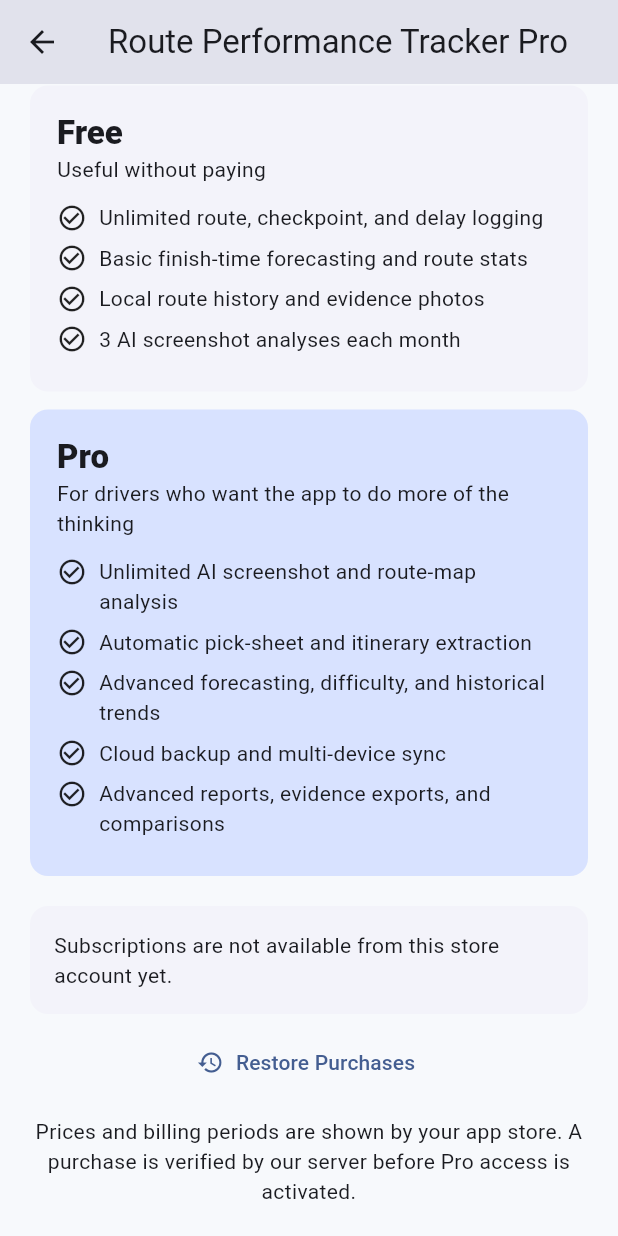
After one commit to halldustin54dh-cmd/route-performance-tracker, a Flutter app: the PaywallScreen screen opened directly, scrolled down 285 dp, after a tap on "Restore Purchases", on a phone screen of 412 x 824 dp. The commit adds this screen. Run offline on Flutter 3.47's test engine with Material 3 defaults, Android fonts, the phone set to English and light mode, and no system bars; our stand-ins replace image_picker, in_app_purchase, sqflite, supabase_flutter; missing offline and left inert: google_mlkit_text_recognition; accounts and stored records are empty.

Commit message:
Add accounts, Pro subscriptions, cloud backup, and pricing foundation
* Add entitlement model

* Add Supabase account service

* Add mobile subscription service

* Add account and sign-in screen

* Add Pro subscription paywall

* Add account and billing dependencies

* Initialize account and subscription services

* Add Supabase cloud schema and RLS policies

* Add server-backed entitlement reader

* Add Account tab to main navigation

* Test entitlement expiration behavior

* Add backend auth and Play verification dependencies

* Add server-side Google Play subscription verification

* Add client purchase verification service

* Verify store purchase before granting and acknowledging Pro

* Validate purchase verification endpoint in CI

* Use modern Supabase publishable key

* Fix async context analyzer warnings

* Configure production Supabase client defaults

* Reject expired Pro entitlements

* Show subscription verification results in paywall

* Add explicit Supabase route backup service

* Add manual cloud backup action to account

* Pass repository into account screen

* Report subscription verification readiness

* Add free AI usage policy and Pro-aware vision limits

* Polish Free versus Pro paywall

* Clarify account and Pro feature status

* Polish product metadata for 0.6

* Lock Pro pricing strategy

```diff
--- a/lib/main.dart
+++ b/lib/main.dart
@@ -1,10 +1,14 @@
 import 'package:flutter/material.dart';
 import 'screens/home_screen.dart';
+import 'services/account_service.dart';
 import 'services/route_repository.dart';
+import 'services/subscription_service.dart';
 
 Future<void> main() async {
   WidgetsFlutterBinding.ensureInitialized();
   await RouteRepository.instance.init();
+  await AccountService.instance.initialize();
+  await SubscriptionService.instance.initialize();
   runApp(const RoutePerformanceTrackerApp());
 }
 
--- /dev/null
+++ b/lib/models/user_entitlement.dart
@@ -0,0 +1,20 @@
+enum EntitlementTier { free, pro }
+
+class UserEntitlement {
+  const UserEntitlement({
+    required this.tier,
+    this.provider,
+    this.productId,
+    this.expiresAt,
+  });
+
+  final EntitlementTier tier;
+  final String? provider;
+  final String? productId;
+  final DateTime? expiresAt;
+
+  bool get isPro => tier == EntitlementTier.pro &&
+      (expiresAt == null || expiresAt!.isAfter(DateTime.now()));
+
+  static const free = UserEntitlement(tier: EntitlementTier.free);
+}
--- a/lib/screens/home_screen.dart
+++ b/lib/screens/home_screen.dart
@@ -2,6 +2,7 @@ import 'package:flutter/material.dart';
 import '../models/delivery_route.dart';
 import '../services/route_metrics_service.dart';
 import '../services/route_repository.dart';
+import 'account_screen.dart';
 import 'history_detail_screen.dart';
 import 'live_route_screen.dart';
 import 'start_route_screen.dart';
@@ -82,6 +83,7 @@ class _HomeScreenState extends State<HomeScreen> {
             _todayTab(context),
             _historyTab(context),
             AnalyticsScreen(routes: _history),
+            AccountScreen(repository: widget.repository),
           ],
         ),
       ),
@@ -92,6 +94,7 @@ class _HomeScreenState extends State<HomeScreen> {
           NavigationDestination(icon: Icon(Icons.route_outlined), selectedIcon: Icon(Icons.route), label: 'Today'),
           NavigationDestination(icon: Icon(Icons.history_outlined), selectedIcon: Icon(Icons.history), label: 'History'),
           NavigationDestination(icon: Icon(Icons.insights_outlined), selectedIcon: Icon(Icons.insights), label: 'Analytics'),
+          NavigationDestination(icon: Icon(Icons.person_outline), selectedIcon: Icon(Icons.person), label: 'Account'),
         ],
       ),
     );
--- /dev/null
+++ b/lib/screens/paywall_screen.dart
@@ -0,0 +1,151 @@
+import 'dart:async';
+import 'package:flutter/material.dart';
+import 'package:in_app_purchase/in_app_purchase.dart';
+import '../services/subscription_service.dart';
+
+class PaywallScreen extends StatefulWidget {
+  const PaywallScreen({super.key});
+
+  @override
+  State<PaywallScreen> createState() => _PaywallScreenState();
+}
+
+class _PaywallScreenState extends State<PaywallScreen> {
+  List<ProductDetails> _products = const [];
+  bool _loading = true;
+  String? _message;
+  StreamSubscription<String>? _messages;
+
+  @override
+  void initState() {
+    super.initState();
+    _messages = SubscriptionService.instance.messages.listen((message) {
+      if (!mounted) return;
+      setState(() => _message = message);
+      ScaffoldMessenger.of(context).showSnackBar(SnackBar(content: Text(message)));
+    });
+    _load();
+  }
+
+  @override
+  void dispose() {
+    _messages?.cancel();
+    super.dispose();
+  }
+
+  Future<void> _load() async {
+    await SubscriptionService.instance.initialize();
+    final products = await SubscriptionService.instance.loadProducts();
+    if (!mounted) return;
+    setState(() {
+      _products = products;
+      _loading = false;
+      if (products.isEmpty) _message = 'Subscriptions are not available from this store account yet.';
+    });
+  }
+
+  Future<void> _buy(ProductDetails product) async {
+    try {
+      await SubscriptionService.instance.buy(product);
+    } catch (error) {
+      if (mounted) ScaffoldMessenger.of(context).showSnackBar(SnackBar(content: Text('$error')));
+    }
+  }
+
+  @override
+  Widget build(BuildContext context) {
+    final theme = Theme.of(context);
+    return Scaffold(
+      appBar: AppBar(title: const Text('Route Performance Tracker Pro')),
+      body: ListView(
+        padding: const EdgeInsets.all(20),
+        children: [
+          const Icon(Icons.workspace_premium_outlined, size: 64),
+          const SizedBox(height: 14),
+          Text('Turn route data into route intelligence.', textAlign: TextAlign.center, style: theme.textTheme.headlineSmall?.copyWith(fontWeight: FontWeight.w800)),
+          const SizedBox(height: 8),
+          Text('Free handles everyday route tracking. Pro adds the automation, history, and deeper analysis that become more valuable the longer you use the app.', textAlign: TextAlign.center, style: theme.textTheme.bodyLarge),
+          const SizedBox(height: 20),
+          const _PlanCard(
+            title: 'Free',
+            subtitle: 'Useful without paying',
+            features: [
+              'Unlimited route, checkpoint, and delay logging',
+              'Basic finish-time forecasting and route stats',
+              'Local route history and evidence photos',
+              '3 AI screenshot analyses each month',
+            ],
+          ),
+          const SizedBox(height: 12),
+          const _PlanCard(
+            title: 'Pro',
+            subtitle: 'For drivers who want the app to do more of the thinking',
+            highlighted: true,
+            features: [
+              'Unlimited AI screenshot and route-map analysis',
+              'Automatic pick-sheet and itinerary extraction',
+              'Advanced forecasting, difficulty, and historical trends',
+              'Cloud backup and multi-device sync',
+              'Advanced reports, evidence exports, and comparisons',
+            ],
+          ),
+          const SizedBox(height: 20),
+          if (_loading)
+            const Center(child: CircularProgressIndicator())
+          else if (_products.isEmpty)
+            Card(child: Padding(padding: const EdgeInsets.all(16), child: Text(_message ?? 'Subscriptions unavailable.')))
+          else
+            ..._products.map((product) => Padding(
+              padding: const EdgeInsets.only(bottom: 10),
+              child: FilledButton(
+                onPressed: () => _buy(product),
+                child: Padding(
+                  padding: const EdgeInsets.symmetric(vertical: 14),
+                  child: Row(children: [
+                    Expanded(child: Text(product.title, style: const TextStyle(fontWeight: FontWeight.w700))),
+                    Text(product.price),
+                  ]),
+                ),
+              ),
+            )),
+          const SizedBox(height: 8),
+          TextButton.icon(onPressed: SubscriptionService.instance.restore, icon: const Icon(Icons.restore), label: const Text('Restore Purchases')),
+          const SizedBox(height: 12),
+          const Text('Prices and billing periods are shown by your app store. A purchase is verified by our server before Pro access is activated.', textAlign: TextAlign.center),
+        ],
+      ),
+    );
+  }
+}
+
+class _PlanCard extends StatelessWidget {
+  const _PlanCard({required this.title, required this.subtitle, required this.features, this.highlighted = false});
+  final String title;
+  final String subtitle;
+  final List<String> features;
+  final bool highlighted;
+
+  @override
+  Widget build(BuildContext context) {
+    final theme = Theme.of(context);
+    return Card(
+      color: highlighted ? theme.colorScheme.primaryContainer : null,
+      child: Padding(
+        padding: const EdgeInsets.all(18),
+        child: Column(crossAxisAlignment: CrossAxisAlignment.start, children: [
+          Text(title, style: theme.textTheme.titleLarge?.copyWith(fontWeight: FontWeight.w800)),
+          Text(subtitle, style: theme.textTheme.bodyMedium),
+          const SizedBox(height: 12),
+          ...features.map((feature) => Padding(
+            padding: const EdgeInsets.only(bottom: 7),
+            child: Row(crossAxisAlignment: CrossAxisAlignment.start, children: [
+              const Icon(Icons.check_circle_outline, size: 20),
+              const SizedBox(width: 8),
+              Expanded(child: Text(feature)),
+            ]),
+          )),
+        ]),
+      ),
+    );
+  }
+}
--- /dev/null
+++ b/lib/services/cloud_backup_service.dart
@@ -0,0 +1,83 @@
+import 'package:supabase_flutter/supabase_flutter.dart';
+import '../models/delivery_route.dart';
+import 'account_service.dart';
+
+class CloudBackupService {
+  const CloudBackupService();
+
+  Future<int> backupCompletedRoutes(List<DeliveryRoute> routes) async {
+    final accounts = AccountService.instance;
+    final user = accounts.currentUser;
+    if (!accounts.isInitialized || user == null) {
+      throw StateError('Sign in before backing up routes.');
+    }
+
+    final completed = routes.where((route) => route.isComplete).toList(growable: false);
+    if (completed.isEmpty) return 0;
+
+    final client = Supabase.instance.client;
+    for (final route in completed) {
+      final cloudId = _cloudId(user.id, route);
+      await client.from('routes').upsert({
+        'id': cloudId,
+        'user_id': user.id,
+        'route_date': route.date.toUtc().toIso8601String(),
+        'payload': _payload(route),
+        'updated_at': DateTime.now().toUtc().toIso8601String(),
+      });
+    }
+    return completed.length;
+  }
+
+  String _cloudId(String userId, DeliveryRoute route) {
+    final first = route.firstStopTime?.toUtc().toIso8601String() ?? 'not-started';
+    final raw = '$userId|${route.date.toUtc().toIso8601String()}|$first|${route.startingStops}|${route.startingPackages}';
+    return raw.replaceAll(RegExp(r'[^A-Za-z0-9._-]'), '_');
+  }
+
+  Map<String, Object?> _payload(DeliveryRoute route) => {
+        'schema_version': 1,
+        'local_id': route.id,
+        'date': route.date.toUtc().toIso8601String(),
+        'starting_stops': route.startingStops,
+        'starting_locations': route.startingLocations,
+        'starting_packages': route.startingPackages,
+        'first_stop_time': route.firstStopTime?.toUtc().toIso8601String(),
+        'final_stop_time': route.finalStopTime?.toUtc().toIso8601String(),
+        'route_type': route.routeType,
+        'historical_adjusted_pace': route.historicalAdjustedPace,
+        'apartment_stops': route.apartmentStops,
+        'business_stops': route.businessStops,
+        'rural_stops': route.ruralStops,
+        'multi_location_stops': route.multiLocationStops,
+        'average_drive_minutes': route.averageDriveMinutes,
+        'weather_severity': route.weatherSeverity,
+        'access_difficulty': route.accessDifficulty,
+        'route_spread': route.routeSpread,
+        'checkpoints': route.checkpoints
+            .map((checkpoint) => {
+                  'stop_number': checkpoint.stopNumber,
+                  'timestamp': checkpoint.timestamp.toUtc().toIso8601String(),
+                })
+            .toList(growable: false),
+        'events': route.events
+            .map((event) => {
+                  'type': event.type.name,
+                  'timestamp': event.timestamp.toUtc().toIso8601String(),
+                  'stop_number': event.stopNumber,
+                  'delay_minutes': event.delayMinutes,
+                  'notes': event.notes,
+                })
+            .toList(growable: false),
+        'evidence_metadata': route.evidence
+            .map((evidence) => {
+                  'timestamp': evidence.timestamp.toUtc().toIso8601String(),
+                  'type': evidence.type.name,
+                  'stop_number': evidence.stopNumber,
+                  'caption': evidence.caption,
+                  'related_event_type': evidence.relatedEventType,
+                  'suggested_file_name': evidence.suggestedFileName,
+                })
+            .toList(growable: false),
+      };
+}
--- /dev/null
+++ b/lib/services/entitlement_service.dart
@@ -0,0 +1,37 @@
+import '../models/user_entitlement.dart';
+import 'account_service.dart';
+import 'package:supabase_flutter/supabase_flutter.dart';
+
+class EntitlementService {
+  const EntitlementService();
+
+  Future<UserEntitlement> current() async {
+    final accounts = AccountService.instance;
+    final user = accounts.currentUser;
+    if (!accounts.isInitialized || user == null) return UserEntitlement.free;
+
+    final row = await Supabase.instance.client
+        .from('entitlements')
+        .select('tier,provider,product_id,expires_at,status')
+        .eq('user_id', user.id)
+        .maybeSingle();
+
+    if (row == null || row['tier'] != 'pro' || row['status'] != 'active') {
+      return UserEntitlement.free;
+    }
+
+    final expiresAt = row['expires_at'] == null
+        ? null
+        : DateTime.tryParse(row['expires_at'] as String)?.toUtc();
+    if (expiresAt != null && !expiresAt.isAfter(DateTime.now().toUtc())) {
+      return UserEntitlement.free;
+    }
+
+    return UserEntitlement(
+      tier: EntitlementTier.pro,
+      provider: row['provider'] as String?,
+      productId: row['product_id'] as String?,
+      expiresAt: expiresAt,
+    );
+  }
+}
--- /dev/null
+++ b/lib/services/purchase_verification_service.dart
@@ -0,0 +1,49 @@
+import 'dart:convert';
+import 'dart:io';
+import 'package:http/http.dart' as http;
+import 'package:in_app_purchase/in_app_purchase.dart';
+import 'package:supabase_flutter/supabase_flutter.dart';
+import 'account_service.dart';
+
+class PurchaseVerificationService {
+  const PurchaseVerificationService();
+
+  static const _backendBaseUrl = String.fromEnvironment(
+    'RPT_BACKEND_BASE_URL',
+    defaultValue: 'https://route-performance-tracker-vision.vercel.app',
+  );
+
+  Future<bool> verifyGooglePlay(PurchaseDetails purchase) async {
+    final accounts = AccountService.instance;
+    if (!accounts.isInitialized || accounts.currentUser == null) {
+      throw StateError('Sign in before activating Pro.');
+    }
+
+    final session = Supabase.instance.client.auth.currentSession;
+    final accessToken = session?.accessToken;
+    if (accessToken == null || accessToken.isEmpty) {
+      throw StateError('Your account session has expired. Sign in again.');
+    }
+
+    final purchaseToken = purchase.verificationData.serverVerificationData;
+    if (purchaseToken.isEmpty) throw StateError('Store purchase token was missing.');
+
+    final uri = Uri.parse('${_backendBaseUrl.replaceAll(RegExp(r'/$'), '')}/api/verify-google-play');
+    final response = await http.post(
+      uri,
+      headers: {
+        HttpHeaders.authorizationHeader: 'Bearer $accessToken',
+        HttpHeaders.contentTypeHeader: 'application/json',
+      },
+      body: jsonEncode({
+        'productId': purchase.productID,
+        'purchaseToken': purchaseToken,
+      }),
+    ).timeout(const Duration(seconds: 30));
+
+    if (response.statusCode == 200) return true;
+    if (response.statusCode == 401) throw StateError('Please sign in again before restoring Pro.');
+    if (response.statusCode == 503) throw StateError('Subscription verification is not configured yet.');
+    throw StateError('The store purchase could not be verified.');
+  }
+}
--- /dev/null
+++ b/lib/services/subscription_service.dart
@@ -0,0 +1,73 @@
+import 'dart:async';
+import 'dart:io';
+import 'package:in_app_purchase/in_app_purchase.dart';
+import 'purchase_verification_service.dart';
+
+class SubscriptionService {
+  SubscriptionService._();
+  static final instance = SubscriptionService._();
+
+  static const monthlyId = 'route_tracker_pro_monthly';
+  static const yearlyId = 'route_tracker_pro_yearly';
+  static const productIds = <String>{monthlyId, yearlyId};
+
+  final InAppPurchase _iap = InAppPurchase.instance;
+  final PurchaseVerificationService _verifier = const PurchaseVerificationService();
+  StreamSubscription<List<PurchaseDetails>>? _subscription;
+  final _purchaseController = StreamController<PurchaseDetails>.broadcast();
+  final _messageController = StreamController<String>.broadcast();
+
+  Stream<PurchaseDetails> get purchases => _purchaseController.stream;
+  Stream<String> get messages => _messageController.stream;
+
+  Future<bool> get isAvailable => _iap.isAvailable();
+
+  Future<void> initialize() async {
+    _subscription ??= _iap.purchaseStream.listen((items) async {
+      for (final purchase in items) {
+        _purchaseController.add(purchase);
+        if (purchase.status == PurchaseStatus.error) {
+          _messageController.add(purchase.error?.message ?? 'Store purchase failed.');
+          continue;
+        }
+        if (purchase.status != PurchaseStatus.purchased && purchase.status != PurchaseStatus.restored) {
+          continue;
+        }
+
+        try {
+          if (Platform.isAndroid) {
+            await _verifier.verifyGooglePlay(purchase);
+          } else {
+            throw StateError('App Store verification will be enabled with the iOS release target.');
+          }
+          if (purchase.pendingCompletePurchase) {
+            await _iap.completePurchase(purchase);
+          }
+          _messageController.add('Route Performance Tracker Pro is active.');
+        } catch (error) {
+          _messageController.add('$error');
+        }
+      }
+    });
+  }
+
+  Future<List<ProductDetails>> loadProducts() async {
+    if (!await _iap.isAvailable()) return const [];
+    final response = await _iap.queryProductDetails(productIds);
+    return response.productDetails;
+  }
+
+  Future<void> buy(ProductDetails product) async {
+    final param = PurchaseParam(productDetails: product);
+    await _iap.buyNonConsumable(purchaseParam: param);
+  }
+
+  Future<void> restore() => _iap.restorePurchases();
+
+  Future<void> dispose() async {
+    await _subscription?.cancel();
+    _subscription = null;
+    await _purchaseController.close();
+    await _messageController.close();
+  }
+}
--- a/pubspec.yaml
+++ b/pubspec.yaml
@@ -1,7 +1,7 @@
 name: route_performance_tracker
 publish_to: 'none'
-description: Local-first MVP for delivery route performance tracking.
-version: 0.5.1+6
+description: Delivery route tracking, forecasting, evidence, and performance analytics for drivers.
+version: 0.6.0+7
 
 environment:
   sdk: '>=3.12.0 <4.0.0'
@@ -16,6 +16,8 @@ dependencies:
   path: ^1.9.1
   http: ^1.5.0
   image: ^4.5.4
+  supabase_flutter: ^2.9.1
+  in_app_purchase: ^3.2.1
 
 dev_dependencies:
   flutter_test:
```
Also changed, not shown: lib/screens/account_screen.dart (added, +131 -0 lines), lib/services/account_service.dart (added, +55 -0 lines), lib/services/route_vision_service.dart (+10 -22 lines), 7 other files.
